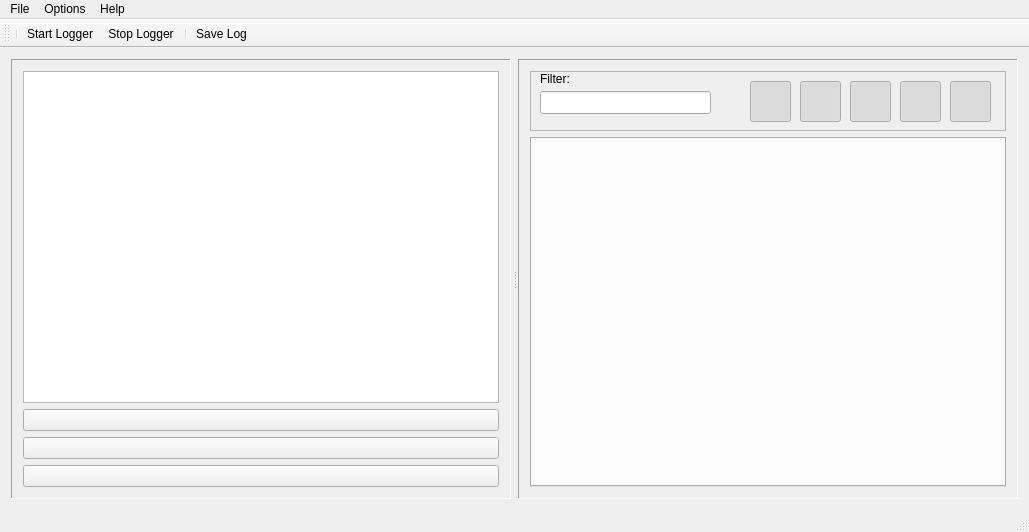
This is src/yarplogger-qt/mainwindow.ui in robotology/yarp as Qt 5 draws it before an edit. The edited form follows.
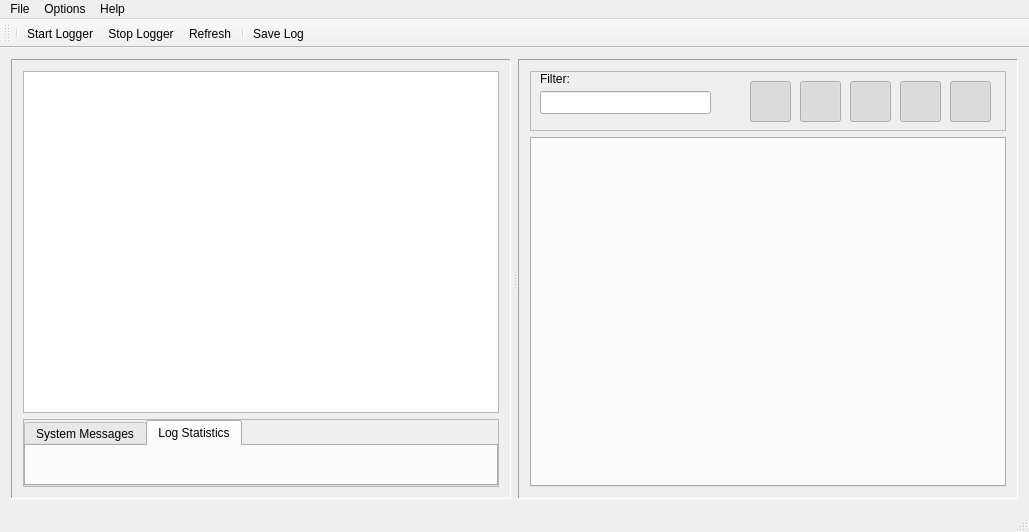
This is the edited form. Icons and pictures are not drawn.

Commit message: new layout, added log limits in advanced options, still work in progress

```diff
--- a/src/yarplogger-qt/mainwindow.ui
+++ b/src/yarplogger-qt/mainwindow.ui
@@ -62,83 +62,76 @@
        </property>
        <layout class="QVBoxLayout" name="verticalLayout">
         <item>
-         <layout class="QVBoxLayout" name="verticalLayout_2">
-          <item>
-           <widget class="QTreeView" name="yarprunTreeView">
-            <property name="sizePolicy">
-             <sizepolicy hsizetype="Expanding" vsizetype="Minimum">
-              <horstretch>0</horstretch>
-              <verstretch>0</verstretch>
-             </sizepolicy>
-            </property>
-            <property name="contextMenuPolicy">
-             <enum>Qt::CustomContextMenu</enum>
-            </property>
-            <property name="editTriggers">
-             <set>QAbstractItemView::NoEditTriggers</set>
-            </property>
-            <property name="rootIsDecorated">
-             <bool>false</bool>
-            </property>
-            <property name="sortingEnabled">
-             <bool>true</bool>
-            </property>
-            <attribute name="headerVisible">
-             <bool>true</bool>
-            </attribute>
-           </widget>
-          </item>
-         </layout>
-        </item>
-        <item>
-         <widget class="QPushButton" name="refreshLogger">
-          <property name="text">
-           <string/>
+         <widget class="QTreeView" name="yarprunTreeView">
+          <property name="sizePolicy">
+           <sizepolicy hsizetype="Expanding" vsizetype="Minimum">
+            <horstretch>0</horstretch>
+            <verstretch>5</verstretch>
+           </sizepolicy>
           </property>
           <property name="icon">
            <iconset resource="res.qrc">
             <normaloff>:/new/prefix1/images/progress_ico.png</normaloff>:/new/prefix1/images/progress_ico.png</iconset>
           </property>
-          <property name="iconSize">
-           <size>
-            <width>32</width>
-            <height>32</height>
-           </size>
+          <property name="editTriggers">
+           <set>QAbstractItemView::NoEditTriggers</set>
           </property>
-         </widget>
-        </item>
-        <item>
-         <widget class="QPushButton" name="stopLogger">
-          <property name="text">
-           <string/>
+          <property name="rootIsDecorated">
+           <bool>false</bool>
           </property>
-          <property name="icon">
-           <iconset resource="res.qrc">
-            <normaloff>:/new/prefix1/images/stop_ico.png</normaloff>:/new/prefix1/images/stop_ico.png</iconset>
+          <property name="sortingEnabled">
+           <bool>true</bool>
           </property>
-          <property name="iconSize">
-           <size>
-            <width>32</width>
-            <height>32</height>
-           </size>
-          </property>
+          <attribute name="headerVisible">
+           <bool>true</bool>
+          </attribute>
          </widget>
         </item>
         <item>
-         <widget class="QPushButton" name="startLogger">
-          <property name="text">
-           <string/>
+         <widget class="QFrame" name="frame_2">
+          <property name="sizePolicy">
+           <sizepolicy hsizetype="Expanding" vsizetype="Minimum">
+            <horstretch>0</horstretch>
+            <verstretch>1</verstretch>
+           </sizepolicy>
           </property>
-          <property name="icon">
-           <iconset resource="res.qrc">
-            <normaloff>:/new/prefix1/images/run_ico.png</normaloff>:/new/prefix1/images/run_ico.png</iconset>
+          <property name="frameShape">
+           <enum>QFrame::StyledPanel</enum>
           </property>
-          <property name="iconSize">
-           <size>
-            <width>32</width>
-            <height>32</height>
-           </size>
+          <property name="frameShadow">
+           <enum>QFrame::Raised</enum>
           </property>
+          <layout class="QHBoxLayout" name="horizontalLayout">
+           <property name="leftMargin">
+            <number>0</number>
+           </property>
+           <property name="topMargin">
+            <number>0</number>
+           </property>
+           <property name="rightMargin">
+            <number>0</number>
+           </property>
+           <property name="bottomMargin">
+            <number>0</number>
+           </property>
+           <item>
+            <widget class="QTabWidget" name="tabWidget">
+             <property name="currentIndex">
+              <number>1</number>
+             </property>
+             <widget class="QWidget" name="tab">
+              <attribute name="title">
+               <string>System Messages</string>
+              </attribute>
+             </widget>
+             <widget class="QWidget" name="tab_2">
+              <attribute name="title">
+               <string>Log Statistics</string>
+              </attribute>
+             </widget>
+            </widget>
+           </item>
+          </layout>
          </widget>
         </item>
        </layout>
@@ -466,6 +459,7 @@
    <addaction name="separator"/>
    <addaction name="actionStart_Logger"/>
    <addaction name="actionStop_Logger"/>
+   <addaction name="actionRefresh"/>
    <addaction name="separator"/>
    <addaction name="actionSave_Log"/>
   </widget>
@@ -572,6 +566,15 @@
     <string>Show Mute Ports</string>
    </property>
   </action>
+  <action name="actionRefresh">
+   <property name="icon">
+    <iconset resource="res.qrc">
+     <normaloff>:/new/prefix1/images/progress_ico.png</normaloff>:/new/prefix1/images/progress_ico.png</iconset>
+   </property>
+   <property name="text">
+    <string>Refresh</string>
+   </property>
+  </action>
  </widget>
  <layoutdefault spacing="6" margin="11"/>
  <resources>
```
Left out of the diff: 6 changed lines with no effect on the pictures. The commit also changes 8 other files.
